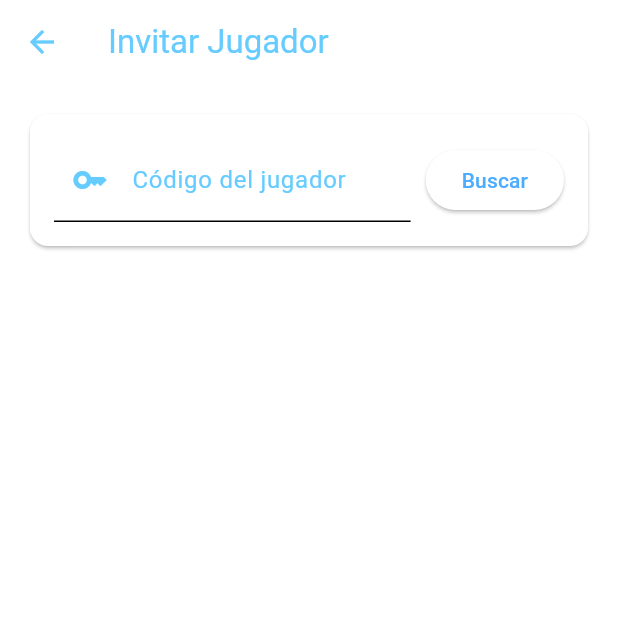
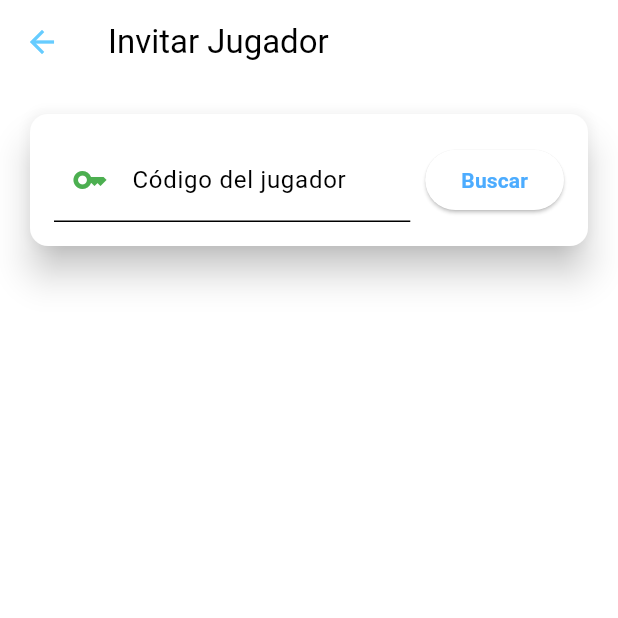
Before and after one commit to KevinHdezVaz/SportConnect, a Flutter app: the InvitarPorCodigoScreen screen opened directly with empty values, on a phone screen of 412 x 824 dp, the top half of it. Run offline on Flutter 3.47's test engine with Material 3 defaults, Android fonts, the phone set to English and light mode, and no system bars; our stand-ins replace cached_network_image, carousel_slider, cloud_firestore, firebase_core, firebase_messaging, firebase_storage and 12 more; missing offline and left inert: onesignal_flutter, particles_flutter; accounts and stored records are empty; network calls fail; project files that could hold a hidden picture were left out.

Commit message:
FIX - cambio pequeño en diseño

```diff
--- a/lib/main.dart
+++ b/lib/main.dart
@@ -8,6 +8,7 @@ import 'package:shared_preferences/shared_preferences.dart';
 import 'package:user_auth_crudd10/auth/auth_check.dart';
 import 'package:user_auth_crudd10/onscreen/onboardingWrapper.dart';
 import 'package:user_auth_crudd10/services/functions/firebase_notification.dart';
+import 'package:user_auth_crudd10/services/notifcationService.dart';
 import 'package:user_auth_crudd10/services/providers/storage_ans_provider.dart';
 import 'package:user_auth_crudd10/services/providers/storage_provider.dart';
 import 'package:user_auth_crudd10/services/settings/theme_data.dart';
@@ -20,8 +21,7 @@ void main() async {
   SharedPreferences prefs = await SharedPreferences.getInstance();
   int isviewed = prefs.getInt('onBoard') ?? 1;
 
-  OneSignal.initialize("90fd23c4-a605-40ed-ab39-78405c75a705"); // Tu App ID
-
+  await NotificationService.init();
   await dotenv.load(fileName: '.env');
 
   await Firebase.initializeApp(
--- a/lib/pages/screens/Equipos/InvitarPorCodigoScreen.dart
+++ b/lib/pages/screens/Equipos/InvitarPorCodigoScreen.dart
@@ -14,18 +14,19 @@ class _InvitarPorCodigoScreenState extends State<InvitarPorCodigoScreen> {
   final _codigoController = TextEditingController();
   final _equipoService = EquipoService();
   bool _isLoading = false;
-  bool _isSearching = false; // Nuevo estado para indicar si se está buscando
+  bool _isSearching = false;
   User? _usuarioEncontrado;
 
   @override
   Widget build(BuildContext context) {
     return Scaffold(
-      appBar: AppBar(title: Text('Invitar Jugador')),
+      appBar: AppBar(title: Text('Invitar Jugador', style: TextStyle(color: Colors.black),)),
       body: Padding(
         padding: EdgeInsets.all(16),
         child: Column(
           children: [
             Card(
+              elevation: 10,
               child: Padding(
                 padding: EdgeInsets.all(16),
                 child: Row(
@@ -33,19 +34,24 @@ class _InvitarPorCodigoScreenState extends State<InvitarPorCodigoScreen> {
                    Expanded(
   child: TextField(
     controller: _codigoController,
+    style: TextStyle(color: Colors.black),
     decoration: InputDecoration(
       labelText: 'Código del jugador',
+      labelStyle: TextStyle(color: Colors.black),
       hintText: 'Ingresa el código de 8 dígitos',
-                          prefixIcon: Icon(Icons.key),
+      hintStyle: TextStyle(color: Colors.grey),
+      prefixIcon: Icon(Icons.key, color: Colors.green),
+
     ),
   ),
 ),
+
                     SizedBox(width: 10),
                     _isSearching
-                        ? CircularProgressIndicator() // Indicador de progreso
+                        ? CircularProgressIndicator()
                         : ElevatedButton(
                             onPressed: _buscarUsuario,
-                            child: Text('Buscar'),
+                            child: Text('Buscar', style: TextStyle(fontWeight: FontWeight.bold),),
                           ),
                   ],
                 ),
@@ -66,8 +72,8 @@ class _InvitarPorCodigoScreenState extends State<InvitarPorCodigoScreen> {
                         ? Text(_usuarioEncontrado!.name[0].toUpperCase())
                         : null,
                   ),
-                  title: Text(_usuarioEncontrado!.name),
-                  subtitle: Text(_usuarioEncontrado!.email),
+                  title: Text(_usuarioEncontrado!.name, style: TextStyle(color: Colors.black),),
+                  subtitle: Text(_usuarioEncontrado!.email, style: TextStyle(color: Colors.black)),
                   trailing: IconButton(
                     icon: _isLoading
                         ? CircularProgressIndicator()
@@ -91,7 +97,7 @@ class _InvitarPorCodigoScreenState extends State<InvitarPorCodigoScreen> {
     }
 
     setState(() {
-      _isSearching = true; // Activar el indicador de búsqueda
+      _isSearching = true;
       _isLoading = true;
     });
 
@@ -107,7 +113,7 @@ class _InvitarPorCodigoScreenState extends State<InvitarPorCodigoScreen> {
       setState(() => _usuarioEncontrado = null);
     } finally {
       setState(() {
-        _isSearching = false; // Desactivar el indicador de búsqueda
+        _isSearching = false;
         _isLoading = false;
       });
     }
@@ -124,8 +130,15 @@ class _InvitarPorCodigoScreenState extends State<InvitarPorCodigoScreen> {
 
       Navigator.pop(context);
      ScaffoldMessenger.of(context).showSnackBar(
-        SnackBar(content: Text('Jugador invitado exitosamente, espera a que acepte la invitacion.', style: TextStyle(color: Colors.white, fontWeight: FontWeight.bold),  )),
+  SnackBar(
+    content: Text(
+      'Jugador invitado exitosamente, espera a que acepte la invitación.',
+      style: TextStyle(color: Colors.white, fontWeight: FontWeight.bold),
+    ),
+    backgroundColor: Colors.green,
+   ),
 );
+
     } catch (e) {
       ScaffoldMessenger.of(context).showSnackBar(
         SnackBar(content: Text(e.toString())),
```
Also changed, not shown: lib/auth/auth_service.dart (+19 -0 lines), lib/pages/others/profile_page.dart (+73 -40 lines), lib/pages/screens/Equipos/detalle_equipo.screen.dart (+24 -6 lines), lib/pages/screens/Equipos/invitaciones.screen.dart (+10 -8 lines), lib/services/notifcationService.dart (added, +21 -0 lines). Lines whose indentation alone changed are shown as unchanged.
